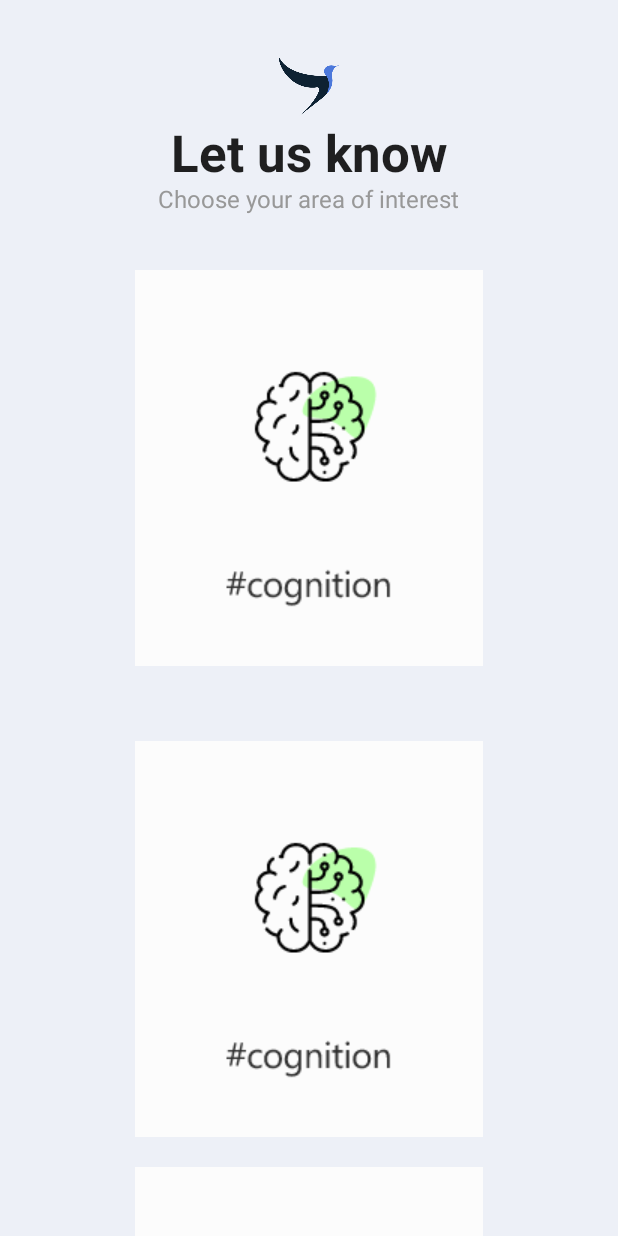
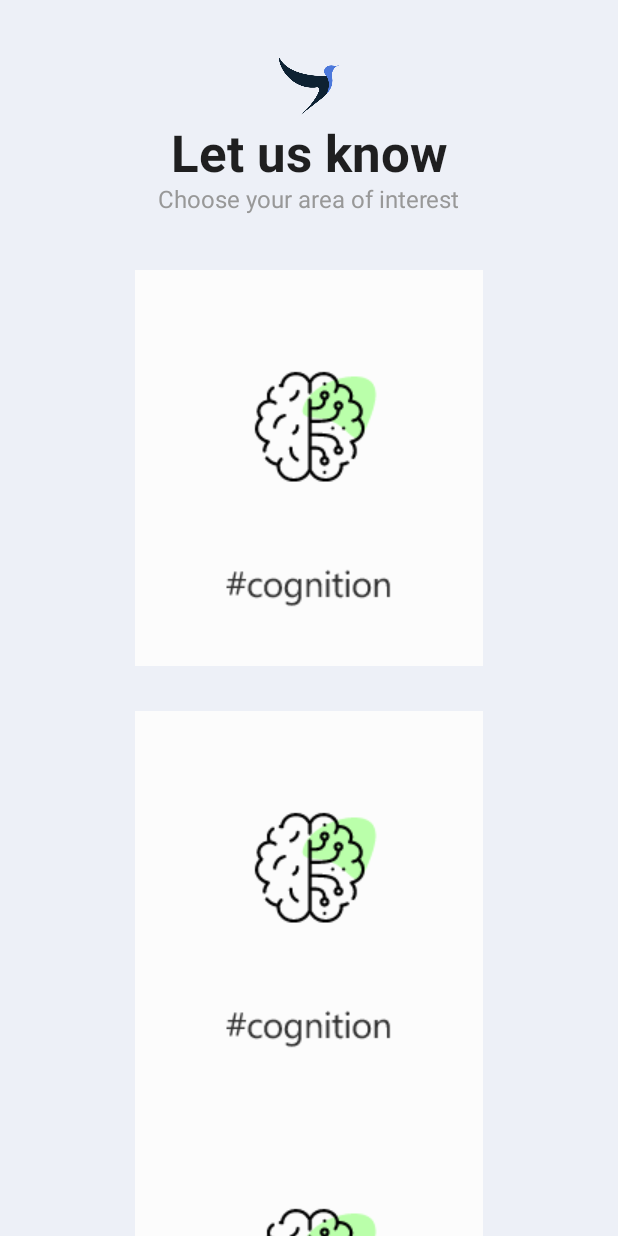
Before and after one commit to PGautam27/UI-Screens2, an Android app built with Jetpack Compose: the screen it shows after launch (MainActivity), on a phone screen of 412 x 824 dp. Run offline under Robolectric (Android 15) with nearby library versions, the phone set to English and light mode, and no system bars; our stand-ins replace accompanist.

Commit message:
Screens 2

```diff
--- a/app/src/main/java/com/example/pupps/percieverance/components/cog.kt
+++ b/app/src/main/java/com/example/pupps/percieverance/components/cog.kt
@@ -64,10 +64,10 @@ fun Cog() {
             mainAxisSpacing = 20.dp,
             crossAxisAlignment = FlowCrossAxisAlignment.Center,
             mainAxisAlignment = MainAxisAlignment.Center,
-            crossAxisSpacing = 20.dp
+            crossAxisSpacing = 0.dp
         ) {
 
-            repeat(14){
+            repeat(9){
                     if(it == count.value){
                         Image(painter = painterResource(id = R.drawable.cog), contentDescription = null, modifier = Modifier.padding(top = 30.dp))
                         count.value = count.value + 3
```
